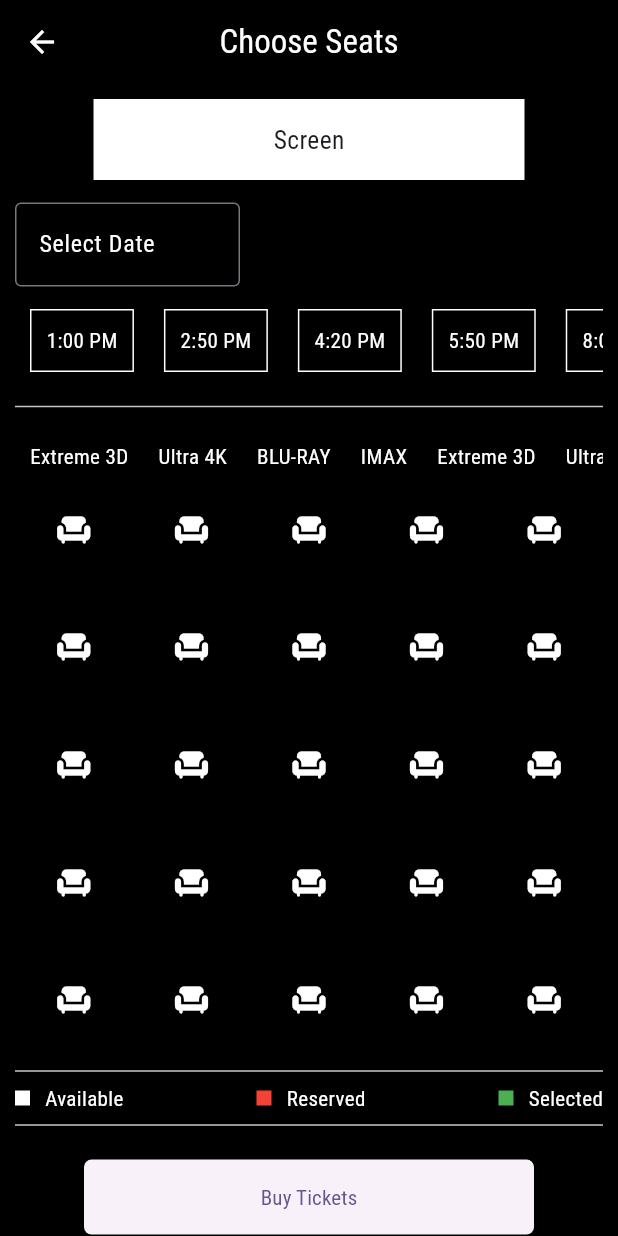
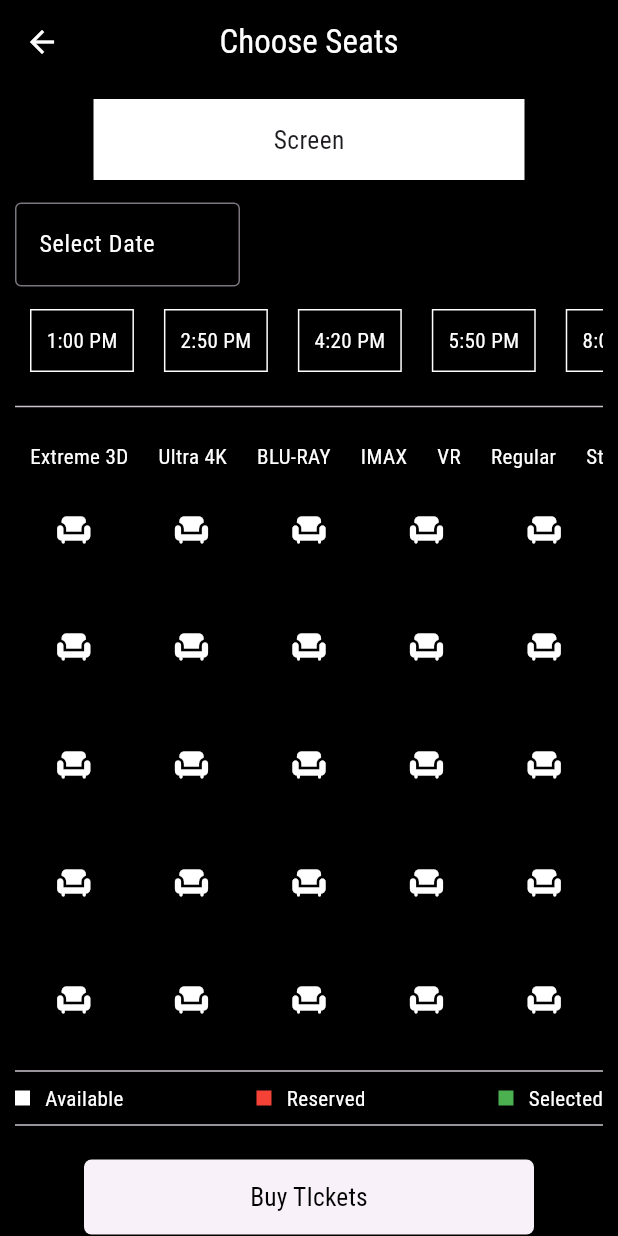
Before and after one commit to dettyboy2022/movie-ticketing-App, a Flutter app: the Moviedetails screen opened directly with sample values from the repository, after a tap on "Book Now", on a phone screen of 412 x 824 dp. Run offline on Flutter 3.47's test engine with Material 2 defaults, Android fonts, the light colour scheme and no system bars; missing offline and left inert: ticket_widget; network calls fail.

Commit message:
ticket updated

```diff
--- a/lib/views/booking.dart
+++ b/lib/views/booking.dart
@@ -2,6 +2,7 @@ import 'package:flutter/material.dart';
 import 'package:intl/intl.dart';
 
 import '../model/cardmodel.dart';
+import '../widget/custombutton.dart';
 import 'ticktet.dart';
 
 class Bookings extends StatefulWidget {
@@ -13,11 +14,16 @@ class Bookings extends StatefulWidget {
 }
 
 class _BookingsState extends State<Bookings> {
-  late String selectedSeat;
+
+  List<String> selectedSeat = [];
 
   void _onSeatSelected(String seat) {
     setState(() {
-      selectedSeat = seat;
+      if (selectedSeat.contains(seat)) {
+        selectedSeat.remove(seat);
+      } else {
+        selectedSeat.add(seat);
+      }
     });
   }
 
@@ -63,6 +69,7 @@ class _BookingsState extends State<Bookings> {
               SizedBox(
                 width: 150,
                 child: TextField(
+                  keyboardType: TextInputType.datetime,
                   style: const TextStyle(color: Colors.white),
                   decoration: const InputDecoration(
                       hintStyle: TextStyle(color: Colors.white),
@@ -91,26 +98,31 @@ class _BookingsState extends State<Bookings> {
               SingleChildScrollView(
                 scrollDirection: Axis.horizontal,
                 child: Row(
-                  children: time
-                      .map((e) => GestureDetector(
+                  children: time.map((e) {
+                    final isSelected = selectedTime == e;
+
+                    return GestureDetector(
                       onTap: () {
                         setState(() {
                           selectedTime = e;
                         });
                       },
                       child: Container(
-                              margin:
-                                  const EdgeInsets.symmetric(horizontal: 10),
+                        margin: const EdgeInsets.symmetric(horizontal: 10),
                         padding: const EdgeInsets.all(10),
                         decoration: BoxDecoration(
-                                  border: Border.all(color: Colors.white)),
+                          border: Border.all(color: Colors.white),
+                          color: isSelected ? Colors.blue : Colors.transparent,
+                        ),
                         child: Text(
                           e,
-                                style: const TextStyle(color: Colors.white),
+                          style: TextStyle(
+                            color: isSelected ? Colors.white : Colors.white,
                           ),
                         ),
-                          ))
-                      .toList(),
+                      ),
+                    );
+                  }).toList(),
                 ),
               ),
               const SizedBox(
@@ -123,8 +135,10 @@ class _BookingsState extends State<Bookings> {
               SingleChildScrollView(
                 scrollDirection: Axis.horizontal,
                 child: Row(
-                  children: cinemaType
-                      .map((e) => Padding(
+                  children: cinemaType.map((e) {
+                    final isSelected = selectedCinema == e;
+
+                    return Padding(
                       padding: const EdgeInsets.symmetric(horizontal: 10),
                       child: GestureDetector(
                         onTap: () {
@@ -134,11 +148,16 @@ class _BookingsState extends State<Bookings> {
                         },
                         child: Text(
                           e,
-                                style: const TextStyle(color: Colors.white),
+                          style: TextStyle(
+                            color: isSelected ? Colors.blue : Colors.white,
+                            fontWeight: isSelected
+                                ? FontWeight.bold
+                                : FontWeight.normal,
                           ),
                         ),
-                          ))
-                      .toList(),
+                      ),
+                    );
+                  }).toList(),
                 ),
               ),
               GridView.builder(
@@ -149,15 +168,19 @@ class _BookingsState extends State<Bookings> {
                 ),
                 itemBuilder: (context, index) {
                   final seat = 'Seat ${index + 1}';
+                  final isSelected = selectedSeat.contains(seat);
+
                   return IconButton(
                     onPressed: () {
                       _onSeatSelected(seat);
                     },
-                        icon: const Icon(
+                    icon: Icon(
                       Icons.chair,
-                          color: Colors.white,
-                        ));
-                  }),
+                      color: isSelected ? Colors.green : Colors.white,
+                    ),
+                  );
+                },
+              ),
               const Divider(),
               Row(
                 mainAxisAlignment: MainAxisAlignment.spaceBetween,
@@ -219,11 +242,7 @@ class _BookingsState extends State<Bookings> {
               Row(
                 mainAxisAlignment: MainAxisAlignment.center,
                 children: [
-                  ElevatedButton(
-                      style: ElevatedButton.styleFrom(
-                          shape: RoundedRectangleBorder(
-                              borderRadius: BorderRadius.circular(5)),
-                          minimumSize: const Size(300, 50)),
+                  CustomButton(
                     onPressed: () {
                       if (selectedTime != null) {
                         Navigator.push(
@@ -232,9 +251,10 @@ class _BookingsState extends State<Bookings> {
                             builder: (context) => Ticket(
                               selectedTime: selectedTime,
                               selectedCinema: selectedCinema,
-                                selectedSeat: selectedSeat,
+                              selectedSeat: selectedSeat[0],
                               selectedTitle: widget.selectedMovie.title,
                               selectedImageUrl: widget.selectedMovie.url,
+                              selectedDate: dateControl.text,
                             ),
                           ),
                         );
@@ -242,7 +262,8 @@ class _BookingsState extends State<Bookings> {
                         // Handle case where no time is selected
                       }
                     },
-                      child: const Text('Buy Tickets')),
+                    text: 'Buy TIckets',
+                  ),
                 ],
               )
             ],
@@ -262,18 +283,18 @@ class _BookingsState extends State<Bookings> {
     '11:50 PM',
   ];
 
-  late String selectedTime;
+  String selectedTime = '';
 
   List cinemaType = [
     'Extreme 3D',
     'Ultra 4K',
     'BLU-RAY',
     'IMAX',
-    'Extreme 3D',
-    'Ultra 4K',
-    'BLU-RAY',
-    'IMAX',
+    'VR',
+    'Regular',
+    'Standard',
+    'VVIP',
   ];
 
-  late String selectedCinema;
+  String selectedCinema = '';
 }
--- a/lib/views/moviedetails.dart
+++ b/lib/views/moviedetails.dart
@@ -1,6 +1,7 @@
 import 'package:flutter/material.dart';
 import 'package:movie_ticketing/model/cardmodel.dart';
 import 'package:movie_ticketing/views/booking.dart';
+import 'package:movie_ticketing/widget/custombutton.dart';
 
 class Moviedetails extends StatefulWidget {
   final PageViewData selected;
@@ -201,29 +202,18 @@ class _MoviedetailsState extends State<Moviedetails> {
             bottom: 10,
             right: 30,
             left: 30,
-              child: ElevatedButton(
-                  style: ElevatedButton.styleFrom(
-                      shape: RoundedRectangleBorder(
-                          borderRadius: BorderRadius.circular(10)),
-                      minimumSize: const Size(300, 60)),
+            child: CustomButton(
+              text: 'Book Now',
               onPressed: () {
                 Navigator.push(
                     context,
                     MaterialPageRoute(
-                            builder: (context) => Bookings(
-                                  selectedMovie: widget.selected,
-                                )));
+                        builder: (context) =>
+                            Bookings(selectedMovie: widget.selected)));
               },
-                  child: const Row(
-                    mainAxisAlignment: MainAxisAlignment.center,
-                    children: [
-                      Icon(Icons.airplane_ticket),
-                      SizedBox(
-                        width: 15,
             ),
-                      Text('Book Now'),
-                    ],
-                  )))
+
+          ),
         ],
       ),
     );
--- /dev/null
+++ b/lib/widget/custombutton.dart
@@ -0,0 +1,40 @@
+import 'package:flutter/material.dart';
+
+class CustomButton extends StatelessWidget {
+  final String text;
+  final VoidCallback onPressed;
+
+  const CustomButton({super.key, required this.text, required this.onPressed});
+
+  @override
+  Widget build(BuildContext context) {
+    return ElevatedButton(
+      style: ElevatedButton.styleFrom(
+          minimumSize: const Size(300, 50),
+          shape:
+              RoundedRectangleBorder(borderRadius: BorderRadius.circular(5))),
+      onPressed: onPressed,
+      child: Text(
+        text,
+        style: const TextStyle(color: Colors.black, fontSize: 17),
+      ),
+    );
+  }
+}
+
+// import 'package:flutter/material.dart';
+
+// class CustomButton extends StatelessWidget {
+//   final Widget child;
+//   final VoidCallback onPressed;
+
+//   CustomButton({required this.child, required this.onPressed});
+
+//   @override
+//   Widget build(BuildContext context) {
+//     return ElevatedButton(
+//       onPressed: onPressed,
+//       child: child,
+//     );
+//   }
+// }
```
Also changed, not shown: lib/home.dart (+5 -5 lines), lib/views/ticktet.dart (+22 -9 lines), lib/main.dart (line endings or trailing spaces). Lines whose indentation alone changed are shown as unchanged.
